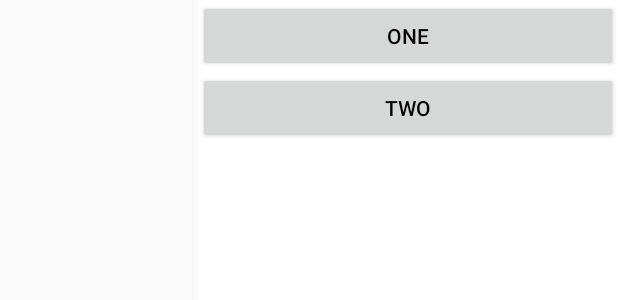
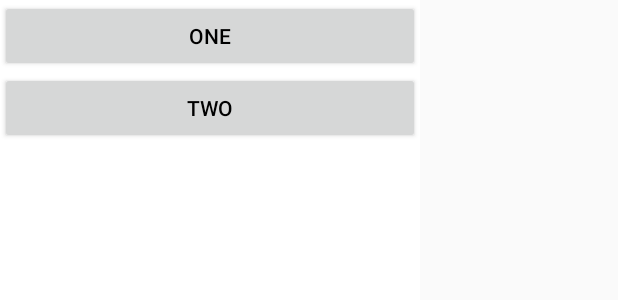
Before and after one commit to zahramsv/PopularityAndroid, an Android app: the layout fragment_menu_drawer.xml on its own in the app's theme, with its tools: preview values and no code run, on a phone screen of 412 x 824 dp. Shown: the top 300 px of the screen. Run offline under Robolectric (Android 15) with nearby library versions, the phone set to English and light mode, and no system bars.

```diff
--- a/app/src/main/java/com/example/popularity/Fragments/MenuDrawer.java
+++ b/app/src/main/java/com/example/popularity/Fragments/MenuDrawer.java
@@ -78,7 +78,7 @@ public class MenuDrawer extends Fragment {
 
         btn1.setOnClickListener(v -> {
             if(mListener!=null) {
-                mListener.onBtn1Clicked();
+                mListener.onBtn1Clicked("Zahra");
             }
         });
         btn2.setOnClickListener(v -> {
@@ -88,8 +88,10 @@ public class MenuDrawer extends Fragment {
         });
 
     }
+
+
     public interface OnSlidingMenuFragmentListener {
-        void onBtn1Clicked();
+        void onBtn1Clicked(String str);
         void onBtn2Clicked();
     }
 
--- a/app/src/main/res/layout/activity_main.xml
+++ b/app/src/main/res/layout/activity_main.xml
@@ -22,6 +22,9 @@
                 android:layout_height="match_parent"
                 android:orientation="horizontal">
                 <TextView
+                    android:id="@+id/txtToolbar"
+                    tools:text="salam"
+                    android:textColor="@color/white"
                     android:layout_width="0dp"
                     android:layout_height="match_parent"
                     android:gravity="center"
--- a/app/src/main/res/layout/fragment_menu_drawer.xml
+++ b/app/src/main/res/layout/fragment_menu_drawer.xml
@@ -6,7 +6,7 @@
     android:layout_width="280dp"
     android:layout_height="match_parent"
     android:orientation="vertical"
-    android:layout_gravity="right"
+    android:layout_gravity="start"
     android:background="@color/white">
     <Button
         android:id="@+id/btn1"
```
Also changed, not shown: app/src/main/java/com/example/popularity/Activities/MainActivity.java (+10 -2 lines).
